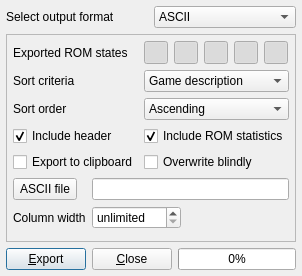
First picture: the form in romstatusexport.ui, repository qmc2/qmc2-mame-fe, before the edit.
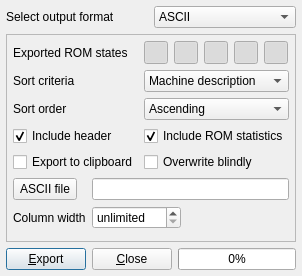
Second picture: the form after the edit. Icons and pictures are not drawn.

Commit message: imp: globally replaced the term 'game' with a corresponding 'machine' pendant

Diff of the .ui file:
```diff
--- a/romstatusexport.ui
+++ b/romstatusexport.ui
@@ -195,7 +195,7 @@
         </property>
         <item>
          <property name="text">
-          <string>Game description</string>
+          <string>Machine description</string>
          </property>
         </item>
         <item>
```
Left out of the diff: 2 changed lines with no effect on the pictures. The commit also changes 62 other files.
